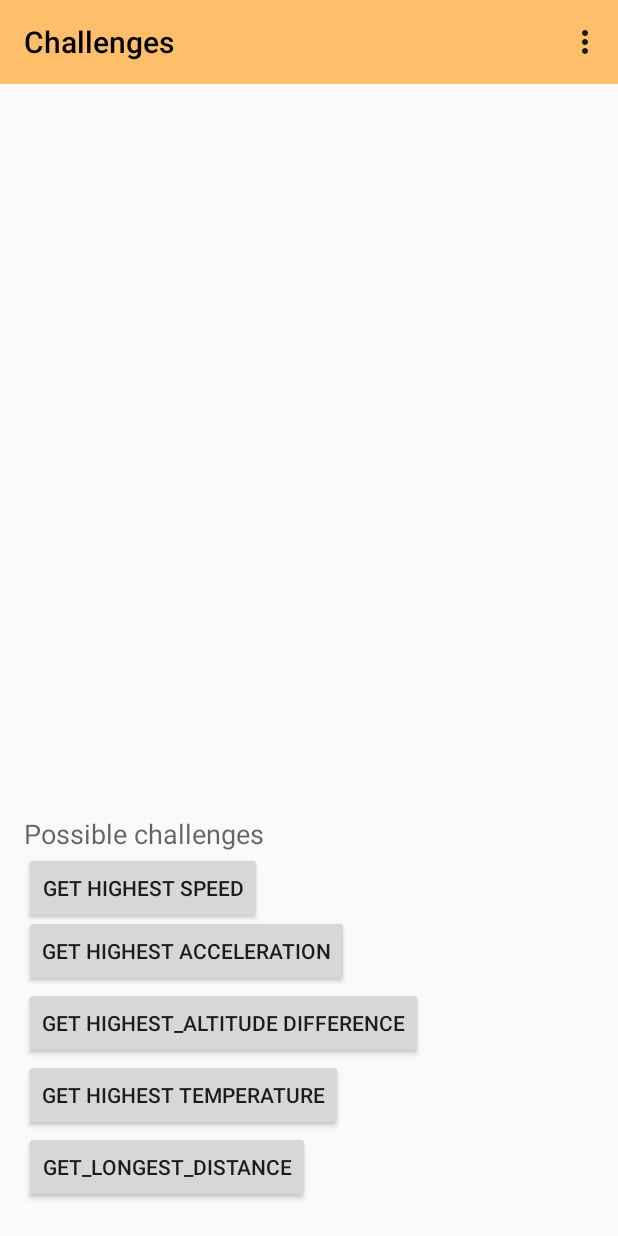
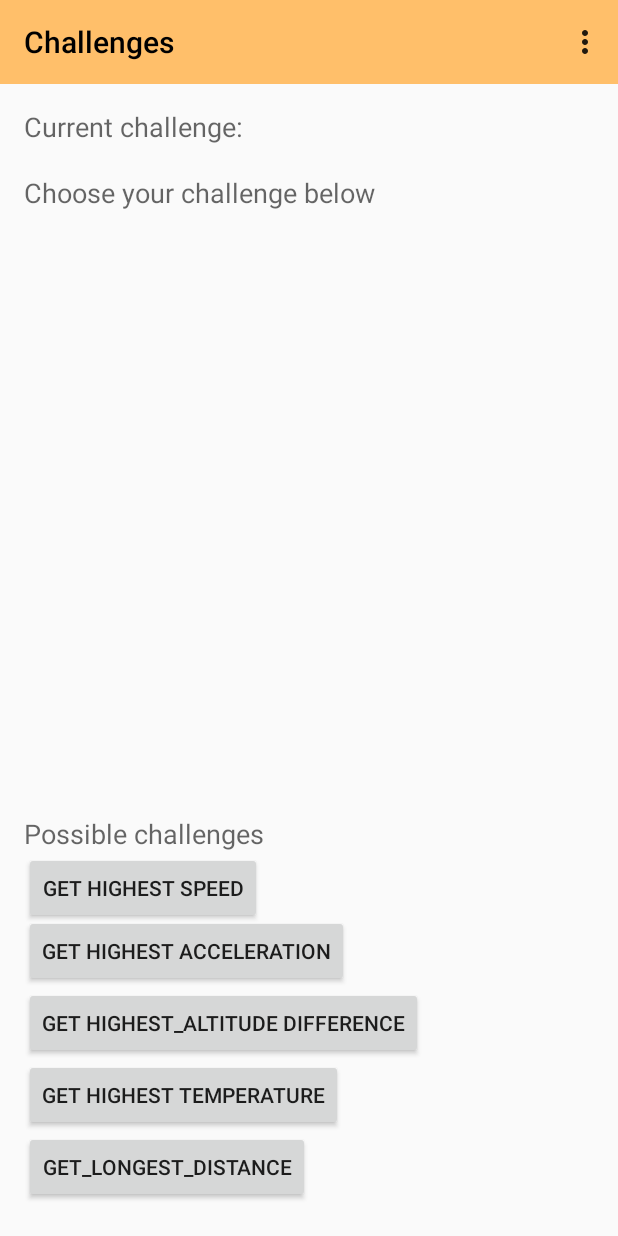
Before and after one commit to 0Stef/Mushroom2, an Android app: the Challenges screen opened directly, with no data from a screen before it, on a phone screen of 412 x 824 dp. Run offline under Robolectric (Android 15) with nearby library versions, the phone set to English and light mode, and no system bars; 11 statements that could not run were skipped.

Commit message:
challenges lokaal bijna 'klaar'

```diff
--- a/app/src/main/res/layout/activity_challenges2.xml
+++ b/app/src/main/res/layout/activity_challenges2.xml
@@ -61,4 +61,25 @@
         android:layout_above="@+id/button_highest_speed"
         android:layout_alignParentLeft="true"
         android:layout_alignParentStart="true" />
+
+    <TextView
+        android:layout_width="wrap_content"
+        android:layout_height="wrap_content"
+        android:textAppearance="?android:attr/textAppearanceMedium"
+        android:text="Current challenge:"
+        android:id="@+id/textView4"
+        android:layout_alignParentTop="true"
+        android:layout_alignParentLeft="true"
+        android:layout_alignParentStart="true" />
+
+    <TextView
+        android:layout_width="wrap_content"
+        android:layout_height="wrap_content"
+        android:textAppearance="?android:attr/textAppearanceMedium"
+        android:text="Choose your challenge below"
+        android:id="@+id/chosen_challenge"
+        android:layout_below="@+id/textView4"
+        android:layout_alignParentLeft="true"
+        android:layout_alignParentStart="true"
+        android:layout_marginTop="19dp" />
 </RelativeLayout>
--- a/app/src/main/res/values/strings.xml
+++ b/app/src/main/res/values/strings.xml
@@ -247,6 +247,10 @@
     //Route mapping
     <string name="title_activity_route_mapping">Mapping</string>
 
+    <string name="title_activity_people_challenge_handler">PeopleChallengeHandler</string>
+
+    <string name="challenges_huidige_versnelling">Huidige versnelling</string>
+
     <string name="action_settings">Settings</string>
 
 </resources>
```
Also changed, not shown: app/src/main/java/com/mushroom/cwb1/mushroom2/Challenges.java (+21 -8 lines), app/src/main/java/com/mushroom/cwb1/mushroom2/PeopleChallengeHandler.java (+33 -1 lines).
